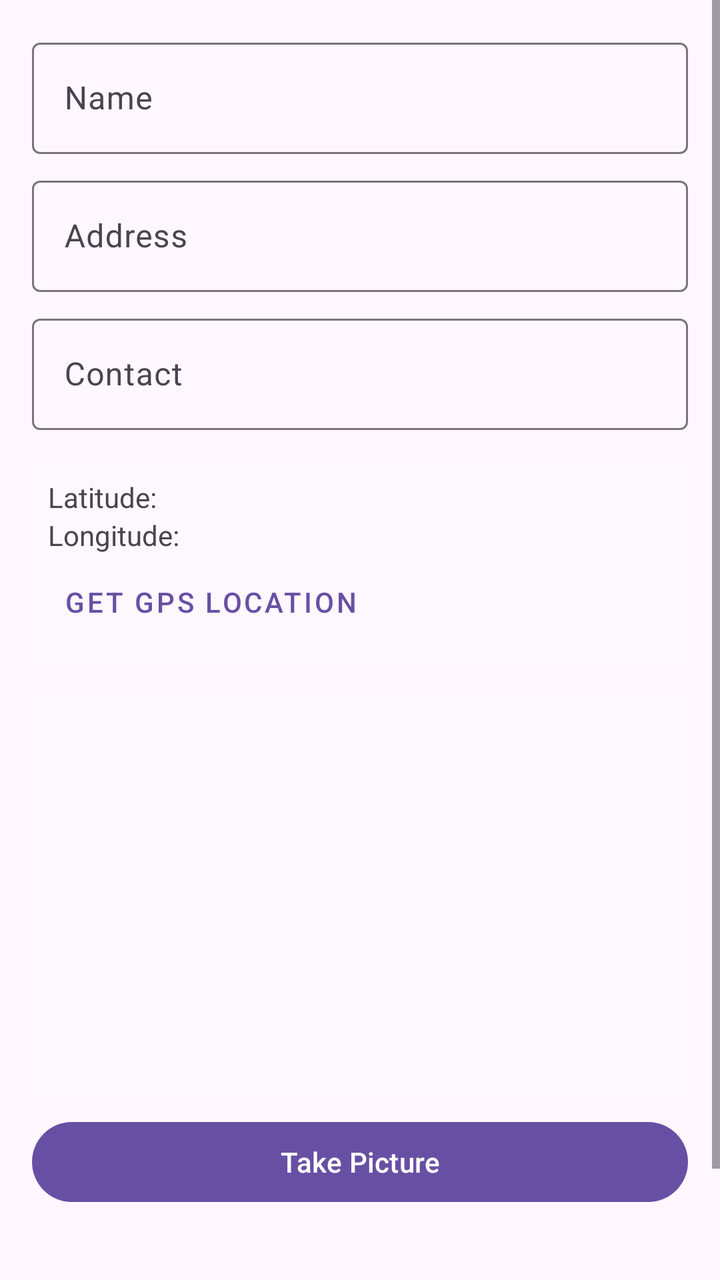
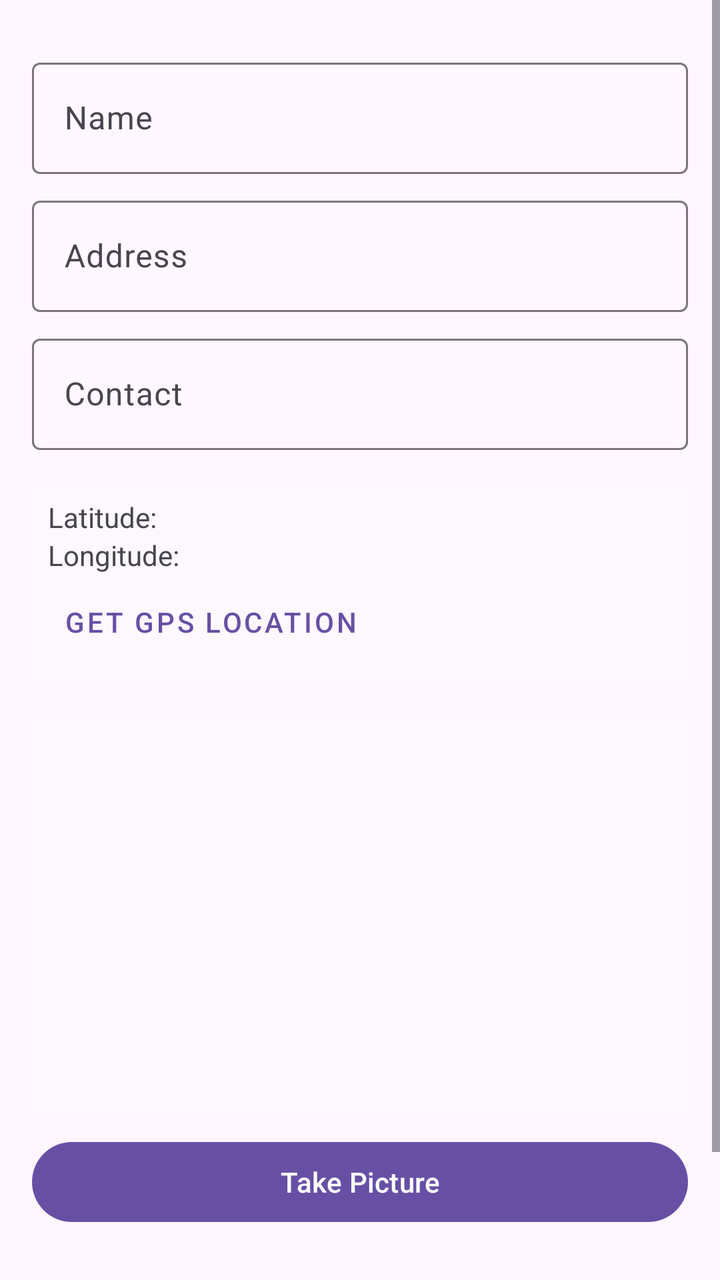

The first picture is an Android layout as it rendered before a commit; the second is the same layout after the commit. The layout source and the unified diff follow.
<!-- AndroidManifest.xml: application theme Theme.ContactLocator -->
<!-- res/layout/activity_add_location.xml -->
<?xml version="1.0" encoding="utf-8"?>
<androidx.constraintlayout.widget.ConstraintLayout xmlns:android="http://schemas.android.com/apk/res/android"
    xmlns:app="http://schemas.android.com/apk/res-auto"
    xmlns:tools="http://schemas.android.com/tools"
    android:id="@+id/main"
    android:layout_width="match_parent"
    android:layout_height="match_parent"
    tools:context=".AddLocationActivity">

    <ScrollView
        android:layout_width="match_parent"
        android:layout_height="match_parent">

        <LinearLayout
            android:layout_width="match_parent"
            android:layout_height="wrap_content"
            android:orientation="vertical"
            android:padding="16dp">

            <com.google.android.material.textfield.TextInputLayout
                android:layout_width="match_parent"
                android:layout_height="wrap_content"
                android:hint="@string/hint_name">
                <com.google.android.material.textfield.TextInputEditText
                    android:id="@+id/etName"
                    android:layout_width="match_parent"
                    android:layout_height="wrap_content" />
            </com.google.android.material.textfield.TextInputLayout>

            <com.google.android.material.textfield.TextInputLayout
                android:layout_width="match_parent"
                android:layout_height="wrap_content"
                android:layout_marginTop="8dp"
                android:hint="@string/hint_address">
                <com.google.android.material.textfield.TextInputEditText
                    android:id="@+id/etAddress"
                    android:layout_width="match_parent"
                    android:layout_height="wrap_content" />
            </com.google.android.material.textfield.TextInputLayout>

            <com.google.android.material.textfield.TextInputLayout
                android:layout_width="match_parent"
                android:layout_height="wrap_content"
                android:layout_marginTop="8dp"
                android:hint="@string/hint_contact">
                <com.google.android.material.textfield.TextInputEditText
                    android:id="@+id/etContact"
                    android:layout_width="match_parent"
                    android:layout_height="wrap_content"
                    android:inputType="phone" />
            </com.google.android.material.textfield.TextInputLayout>

            <LinearLayout
                android:layout_width="match_parent"
                android:layout_height="wrap_content"
                android:layout_marginTop="16dp"
                android:background="#2AF5F5F5"
                android:orientation="vertical"
                android:padding="8dp">

                <TextView
                    android:id="@+id/tvLatitude"
                    android:layout_width="wrap_content"
                    android:layout_height="wrap_content"
                    android:text="@string/label_latitude" />

                <TextView
                    android:id="@+id/tvLongitude"
                    android:layout_width="wrap_content"
                    android:layout_height="wrap_content"
                    android:text="@string/label_longitude" />

                <Button
                    android:id="@+id/btnGetLocation"
                    style="@style/Widget.MaterialComponents.Button.TextButton"
                    android:layout_width="wrap_content"
                    android:layout_height="wrap_content"
                    android:text="@string/btn_get_location" />
            </LinearLayout>

            <ImageView
                android:id="@+id/ivPicture"
                android:layout_width="match_parent"
                android:layout_height="200dp"
                android:layout_marginTop="16dp"
                android:layout_marginBottom="8dp"
                android:background="#2AF5F5F5"
                android:contentDescription="Picture preview"
                android:scaleType="centerCrop" />

            <Button
                android:id="@+id/btnTakePicture"
                android:layout_width="match_parent"
                android:layout_height="wrap_content"
                android:layout_marginBottom="16dp"
                android:text="@string/btn_take_picture" />

            <Button
                android:id="@+id/btnSave"
                android:layout_width="match_parent"
                android:layout_height="wrap_content"
                android:layout_marginTop="16dp"
                android:text="@string/btn_add" />

        </LinearLayout>
    </ScrollView>

</androidx.constraintlayout.widget.ConstraintLayout>
<!-- resources referenced by this layout -->
<resources>
  <string name="btn_add">Add Contact</string>
  <string name="btn_get_location">Get GPS Location</string>
  <string name="btn_take_picture">Take Picture</string>
  <string name="hint_address">Address</string>
  <string name="hint_contact">Contact</string>
  <string name="hint_name">Name</string>
  <string name="label_latitude">Latitude: </string>
  <string name="label_longitude">Longitude: </string>
  <style name="Theme.ContactLocator" parent="Base.Theme.ContactLocator" />
  <style name="Base.Theme.ContactLocator" parent="Theme.Material3.DayNight.NoActionBar">
          
          
      </style>
</resources>

<!-- the commit's change to res/layout/activity_add_location.xml (unified diff, before → after) -->
@@ -14,6 +14,7 @@
         <LinearLayout
             android:layout_width="match_parent"
             android:layout_height="wrap_content"
+            android:layout_marginTop="10dp"
             android:orientation="vertical"
             android:padding="16dp">
 
@@ -21,6 +22,7 @@
                 android:layout_width="match_parent"
                 android:layout_height="wrap_content"
                 android:hint="@string/hint_name">
+
                 <com.google.android.material.textfield.TextInputEditText
                     android:id="@+id/etName"
                     android:layout_width="match_parent"
@@ -32,6 +34,7 @@
                 android:layout_height="wrap_content"
                 android:layout_marginTop="8dp"
                 android:hint="@string/hint_address">
+
                 <com.google.android.material.textfield.TextInputEditText
                     android:id="@+id/etAddress"
                     android:layout_width="match_parent"
@@ -43,6 +46,7 @@
                 android:layout_height="wrap_content"
                 android:layout_marginTop="8dp"
                 android:hint="@string/hint_contact">
+
                 <com.google.android.material.textfield.TextInputEditText
                     android:id="@+id/etContact"
                     android:layout_width="match_parent"
